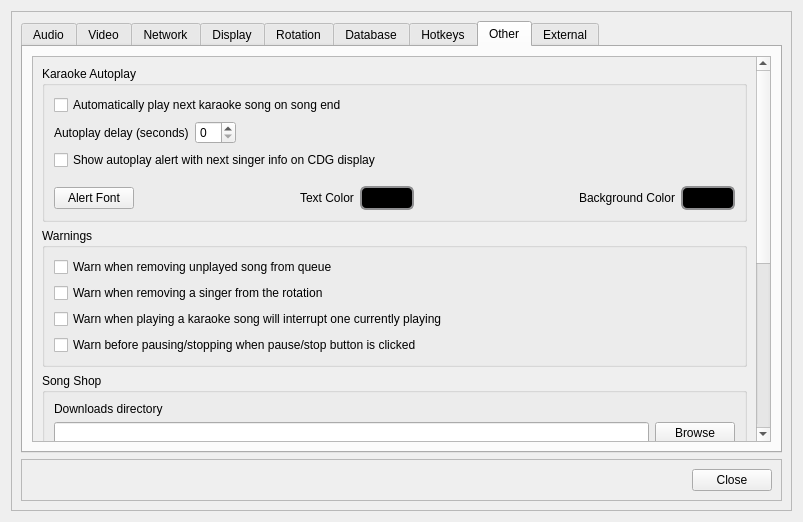
This is src/dlgsettings.ui in DJ-Joel/OpenKJ as Qt 5 draws it before an edit. The edited form follows.
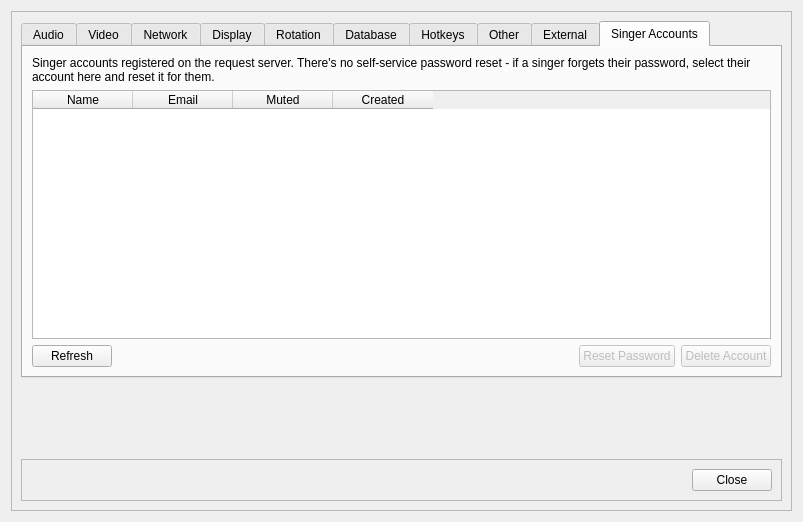
This is the edited form. The open tabs and pages were chosen to show the change. Icons and pictures are not drawn.

Patch:
```diff
--- a/src/dlgsettings.ui
+++ b/src/dlgsettings.ui
@@ -2116,6 +2116,103 @@
             </item>
            </layout>
           </widget>
+          <widget class="QWidget" name="tabSingerAccounts">
+           <attribute name="title">
+            <string>Singer Accounts</string>
+           </attribute>
+           <layout class="QVBoxLayout" name="verticalLayout_29">
+            <item>
+             <widget class="QLabel" name="labelSingerAccountsDesc">
+              <property name="text">
+               <string>Singer accounts registered on the request server. There's no self-service password reset - if a singer forgets their password, select their account here and reset it for them.</string>
+              </property>
+              <property name="wordWrap">
+               <bool>true</bool>
+              </property>
+             </widget>
+            </item>
+            <item>
+             <widget class="QTableWidget" name="tableWidgetSingerAccounts">
+              <property name="editTriggers">
+               <set>QAbstractItemView::NoEditTriggers</set>
+              </property>
+              <property name="selectionBehavior">
+               <enum>QAbstractItemView::SelectRows</enum>
+              </property>
+              <property name="selectionMode">
+               <enum>QAbstractItemView::SingleSelection</enum>
+              </property>
+              <property name="alternatingRowColors">
+               <bool>true</bool>
+              </property>
+              <column>
+               <property name="text">
+                <string>Name</string>
+               </property>
+              </column>
+              <column>
+               <property name="text">
+                <string>Email</string>
+               </property>
+              </column>
+              <column>
+               <property name="text">
+                <string>Muted</string>
+               </property>
+              </column>
+              <column>
+               <property name="text">
+                <string>Created</string>
+               </property>
+              </column>
+             </widget>
+            </item>
+            <item>
+             <layout class="QHBoxLayout" name="horizontalLayoutSingerAccounts">
+              <item>
+               <widget class="QPushButton" name="btnSingerAccountsRefresh">
+                <property name="text">
+                 <string>Refresh</string>
+                </property>
+               </widget>
+              </item>
+              <item>
+               <spacer name="horizontalSpacerSingerAccounts">
+                <property name="orientation">
+                 <enum>Qt::Horizontal</enum>
+                </property>
+                <property name="sizeHint" stdset="0">
+                 <size>
+                  <width>40</width>
+                  <height>20</height>
+                 </size>
+                </property>
+               </spacer>
+              </item>
+              <item>
+               <widget class="QPushButton" name="btnSingerAccountsResetPassword">
+                <property name="enabled">
+                 <bool>false</bool>
+                </property>
+                <property name="text">
+                 <string>Reset Password</string>
+                </property>
+               </widget>
+              </item>
+              <item>
+               <widget class="QPushButton" name="btnSingerAccountsDelete">
+                <property name="enabled">
+                 <bool>false</bool>
+                </property>
+                <property name="text">
+                 <string>Delete Account</string>
+                </property>
+               </widget>
+              </item>
+             </layout>
+            </item>
+           </layout>
+          </widget>
          </widget>
         </item>
         <item>
```
